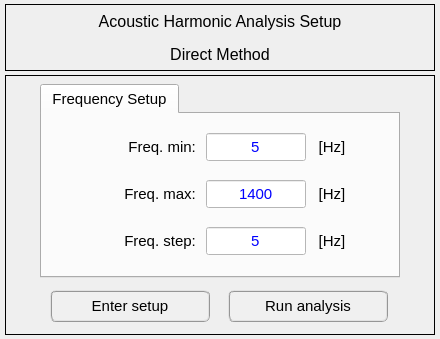
MOPT-UFSC/VIBRA, file vibra/interface/data/ui_files/analysis/acoustic/harmonic_analysis_direct_method.ui: the form before one commit.
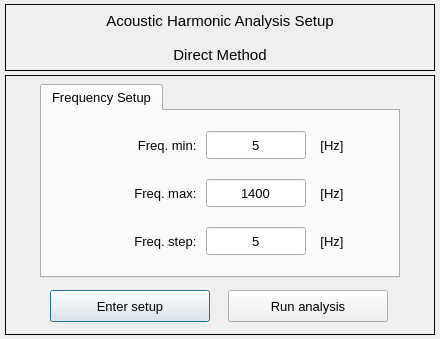
The form after the commit.

Patch:
```diff
--- a/vibra/interface/data/ui_files/analysis/acoustic/harmonic_analysis_direct_method.ui
+++ b/vibra/interface/data/ui_files/analysis/acoustic/harmonic_analysis_direct_method.ui
@@ -103,12 +103,15 @@
         <property name="font">
          <font>
           <family>MS Shell Dlg 2</family>
-          <pointsize>11</pointsize>
+          <pointsize>10</pointsize>
           <weight>50</weight>
           <italic>false</italic>
           <bold>false</bold>
          </font>
         </property>
+        <property name="styleSheet">
+         <string notr="true"/>
+        </property>
         <property name="currentIndex">
          <number>0</number>
         </property>
@@ -152,7 +155,7 @@
             <property name="font">
              <font>
               <family>MS Shell Dlg 2</family>
-              <pointsize>11</pointsize>
+              <pointsize>10</pointsize>
               <weight>50</weight>
               <italic>false</italic>
               <bold>false</bold>
@@ -183,14 +186,14 @@
             <property name="font">
              <font>
               <family>MS Shell Dlg 2</family>
-              <pointsize>11</pointsize>
-              <weight>9</weight>
+              <pointsize>10</pointsize>
+              <weight>50</weight>
               <italic>false</italic>
               <bold>false</bold>
              </font>
             </property>
             <property name="styleSheet">
-             <string notr="true">color: rgb(0, 0, 255); background-color: rgb(255,255,255); font: 75 11pt &quot;MS Shell Dlg 2&quot;;</string>
+             <string notr="true"/>
             </property>
             <property name="text">
              <string>5</string>
@@ -217,14 +220,14 @@
             <property name="font">
              <font>
               <family>MS Shell Dlg 2</family>
-              <pointsize>11</pointsize>
-              <weight>9</weight>
+              <pointsize>10</pointsize>
+              <weight>50</weight>
               <italic>false</italic>
               <bold>false</bold>
              </font>
             </property>
             <property name="styleSheet">
-             <string notr="true">color: rgb(0, 0, 255); background-color: rgb(255,255,255); font: 75 11pt &quot;MS Shell Dlg 2&quot;;</string>
+             <string notr="true"/>
             </property>
             <property name="text">
              <string>5</string>
@@ -251,14 +254,14 @@
             <property name="font">
              <font>
               <family>MS Shell Dlg 2</family>
-              <pointsize>11</pointsize>
-              <weight>9</weight>
+              <pointsize>10</pointsize>
+              <weight>50</weight>
               <italic>false</italic>
               <bold>false</bold>
              </font>
             </property>
             <property name="styleSheet">
-             <string notr="true">color: rgb(0, 0, 255); background-color: rgb(255,255,255); font: 75 11pt &quot;MS Shell Dlg 2&quot;;</string>
+             <string notr="true"/>
             </property>
             <property name="text">
              <string>1400</string>
@@ -285,7 +288,7 @@
             <property name="font">
              <font>
               <family>MS Shell Dlg 2</family>
-              <pointsize>11</pointsize>
+              <pointsize>10</pointsize>
               <weight>50</weight>
               <italic>false</italic>
               <bold>false</bold>
@@ -316,7 +319,7 @@
             <property name="font">
              <font>
               <family>MS Shell Dlg 2</family>
-              <pointsize>11</pointsize>
+              <pointsize>10</pointsize>
               <weight>50</weight>
               <italic>false</italic>
               <bold>false</bold>
@@ -347,7 +350,7 @@
             <property name="font">
              <font>
               <family>MS Shell Dlg 2</family>
-              <pointsize>11</pointsize>
+              <pointsize>10</pointsize>
               <weight>50</weight>
               <italic>false</italic>
               <bold>false</bold>
@@ -378,7 +381,7 @@
             <property name="font">
              <font>
               <family>MS Shell Dlg 2</family>
-              <pointsize>11</pointsize>
+              <pointsize>10</pointsize>
               <weight>50</weight>
               <italic>false</italic>
               <bold>false</bold>
@@ -409,7 +412,7 @@
             <property name="font">
              <font>
               <family>MS Shell Dlg 2</family>
-              <pointsize>11</pointsize>
+              <pointsize>10</pointsize>
               <weight>50</weight>
               <italic>false</italic>
               <bold>false</bold>
@@ -503,16 +506,14 @@
            <property name="font">
             <font>
              <family>MS Shell Dlg 2</family>
-             <pointsize>11</pointsize>
+             <pointsize>10</pointsize>
              <weight>50</weight>
              <italic>false</italic>
              <bold>false</bold>
             </font>
            </property>
            <property name="styleSheet">
-            <string notr="true">QPushButton{border-radius: 6px; border-color: rgb(150, 150, 150); border-style: ridge; border-width: 2px; color: rgb(0, 0, 0); background-color: rgb(240, 240, 240); font: 11pt &quot;MS Shell Dlg 2&quot;;}
-QPushButton:hover{border-radius: 6px; border-color: rgb(0, 170, 255); border-style: ridge; border-width: 2px; color: rgb(0, 0, 0); background-color: rgba(174, 213, 255, 100); font: 11pt &quot;MS Shell Dlg 2&quot;;}
-QPushButton:pressed{border-radius: 6px; border-color: rgb(0, 170, 255); border-style: ridge; border-width: 3px; color: rgb(0, 0, 0); background-color: rgb(174, 213, 255); font: 11pt &quot;MS Shell Dlg 2&quot;;}</string>
+            <string notr="true"/>
            </property>
            <property name="text">
             <string>Enter setup</string>
@@ -536,16 +537,14 @@
            <property name="font">
             <font>
              <family>MS Shell Dlg 2</family>
-             <pointsize>11</pointsize>
+             <pointsize>10</pointsize>
              <weight>50</weight>
              <italic>false</italic>
              <bold>false</bold>
             </font>
            </property>
            <property name="styleSheet">
-            <string notr="true">QPushButton{border-radius: 6px; border-color: rgb(150, 150, 150); border-style: ridge; border-width: 2px; color: rgb(0, 0, 0); background-color: rgb(240, 240, 240); font: 11pt &quot;MS Shell Dlg 2&quot;;}
-QPushButton:hover{border-radius: 6px; border-color: rgb(0, 170, 255); border-style: ridge; border-width: 2px; color: rgb(0, 0, 0); background-color: rgba(174, 213, 255, 100); font: 11pt &quot;MS Shell Dlg 2&quot;;}
-QPushButton:pressed{border-radius: 6px; border-color: rgb(0, 170, 255); border-style: ridge; border-width: 3px; color: rgb(0, 0, 0); background-color: rgb(174, 213, 255); font: 11pt &quot;MS Shell Dlg 2&quot;;}</string>
+            <string notr="true"/>
            </property>
            <property name="text">
             <string>Run analysis</string>
@@ -596,7 +595,7 @@
         <property name="font">
          <font>
           <family>MS Shell Dlg 2</family>
-          <pointsize>12</pointsize>
+          <pointsize>11</pointsize>
           <weight>50</weight>
           <italic>false</italic>
           <bold>false</bold>
@@ -618,7 +617,7 @@
         <property name="font">
          <font>
           <family>MS Shell Dlg 2</family>
-          <pointsize>12</pointsize>
+          <pointsize>11</pointsize>
           <weight>50</weight>
           <italic>false</italic>
           <bold>false</bold>
```
